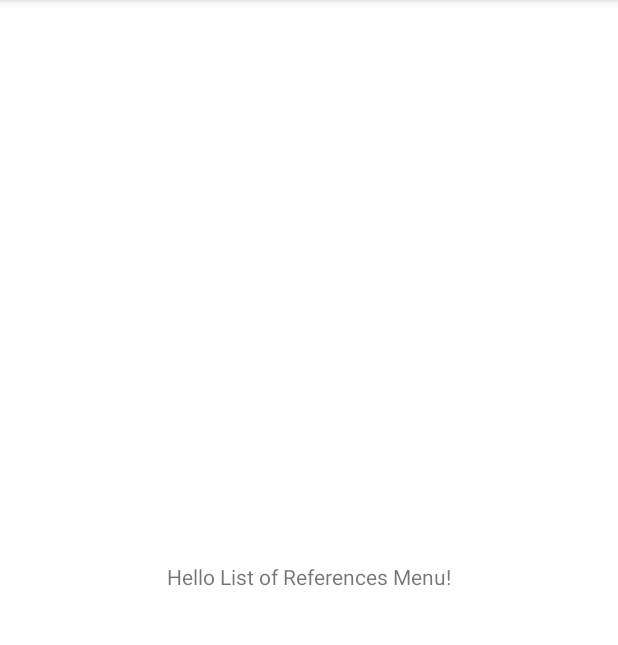
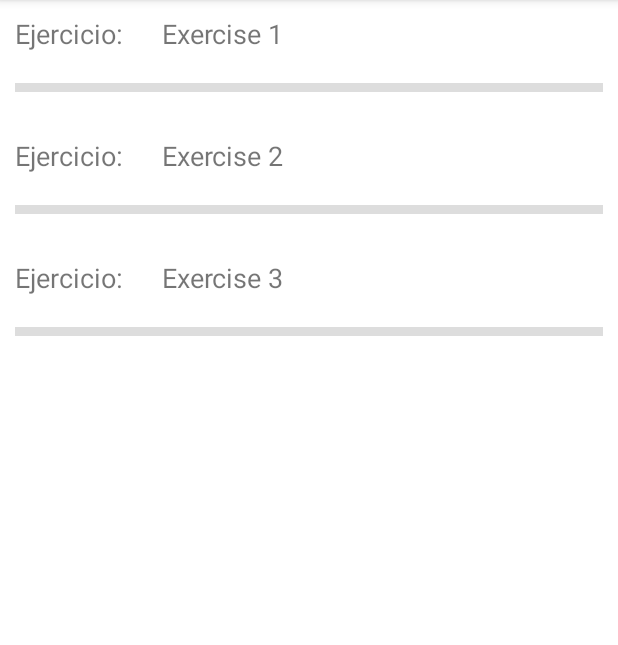
Before and after one commit to genaro56/ReferenciApp, an Android app: the ListMenuFragment screen opened through its navigation route, on a phone screen of 412 x 824 dp, the part 84-729 px from its top. Run offline under Robolectric (Android 15) with nearby library versions, the phone set to English and light mode, and no system bars; our stand-ins replace data binding.

Commit message:
Add some spacing to ViewHolders so that list is more spaced out

```diff
--- a/app/src/main/java/com/example/referenciapp/screens/listMenu/ListMenuFragment.kt
+++ b/app/src/main/java/com/example/referenciapp/screens/listMenu/ListMenuFragment.kt
@@ -6,11 +6,15 @@ import android.view.LayoutInflater
 import android.view.View
 import android.view.ViewGroup
 import androidx.databinding.DataBindingUtil
+import androidx.recyclerview.widget.LinearLayoutManager
+import androidx.recyclerview.widget.RecyclerView
 import com.example.referenciapp.R
 import com.example.referenciapp.databinding.FragmentListMenuBinding
+import com.example.referenciapp.recycler.ListSelectionRecyclerViewAdapter
 
 class ListMenuFragment : Fragment() {
 
+    lateinit var listExercisesRecycler: RecyclerView
     override fun onCreateView(
         inflater: LayoutInflater, container: ViewGroup?,
         savedInstanceState: Bundle?
@@ -22,6 +26,12 @@ class ListMenuFragment : Fragment() {
             false
         )
 
+        listExercisesRecycler = binding.listExercisesRecycler
+        listExercisesRecycler.apply {
+            layoutManager = LinearLayoutManager(context)
+            adapter = ListSelectionRecyclerViewAdapter()
+        }
+
         return binding.root
     }
 
--- a/app/src/main/res/layout/fragment_list_menu.xml
+++ b/app/src/main/res/layout/fragment_list_menu.xml
@@ -2,18 +2,16 @@
 <layout xmlns:android="http://schemas.android.com/apk/res/android"
     xmlns:app="http://schemas.android.com/apk/res-auto">
 
-    <androidx.constraintlayout.widget.ConstraintLayout
+    <LinearLayout
         android:id="@+id/listMenuConstraint"
+        android:orientation="vertical"
         android:layout_width="match_parent"
         android:layout_height="match_parent">
 
-        <TextView
-            android:layout_width="wrap_content"
-            android:layout_height="wrap_content"
-            android:text="Hello List of References Menu!"
-            app:layout_constraintBottom_toBottomOf="parent"
-            app:layout_constraintLeft_toLeftOf="parent"
-            app:layout_constraintRight_toRightOf="parent"
-            app:layout_constraintTop_toTopOf="parent" />
-    </androidx.constraintlayout.widget.ConstraintLayout>
+        <androidx.recyclerview.widget.RecyclerView
+            android:id="@+id/listExercisesRecycler"
+            android:layout_width="match_parent"
+            android:layout_height="match_parent"/>
+
+    </LinearLayout>
 </layout>
--- a/app/src/main/res/layout/list_selection_view_holder.xml
+++ b/app/src/main/res/layout/list_selection_view_holder.xml
@@ -3,25 +3,31 @@
     android:orientation="vertical"
     android:layout_width="match_parent"
     android:layout_height="wrap_content"
-    android:padding="10dp">
+    android:padding="10dp"
+    android:layout_marginBottom="10dp">
 
     <LinearLayout
         android:layout_width="match_parent"
-        android:layout_height="wrap_content">
+        android:layout_height="wrap_content"
+        android:layout_marginBottom="15dp">
 
         <TextView
             android:id="@+id/exerciseLabel"
             android:layout_width="0dp"
             android:layout_height="wrap_content"
             android:layout_weight="1"
+            android:textSize="18sp"
+            android:layout_marginBottom="5dp"
             android:text="Ejercicio:"/>
 
         <TextView
             android:id="@+id/exerciseTitle"
             android:layout_width="0dp"
             android:layout_height="wrap_content"
+            android:textSize="18sp"
+            android:layout_marginBottom="5dp"
             android:layout_weight="3"
-            android:text="Nombre de Ejercicio"/>
+            />
 
     </LinearLayout>
 
```
